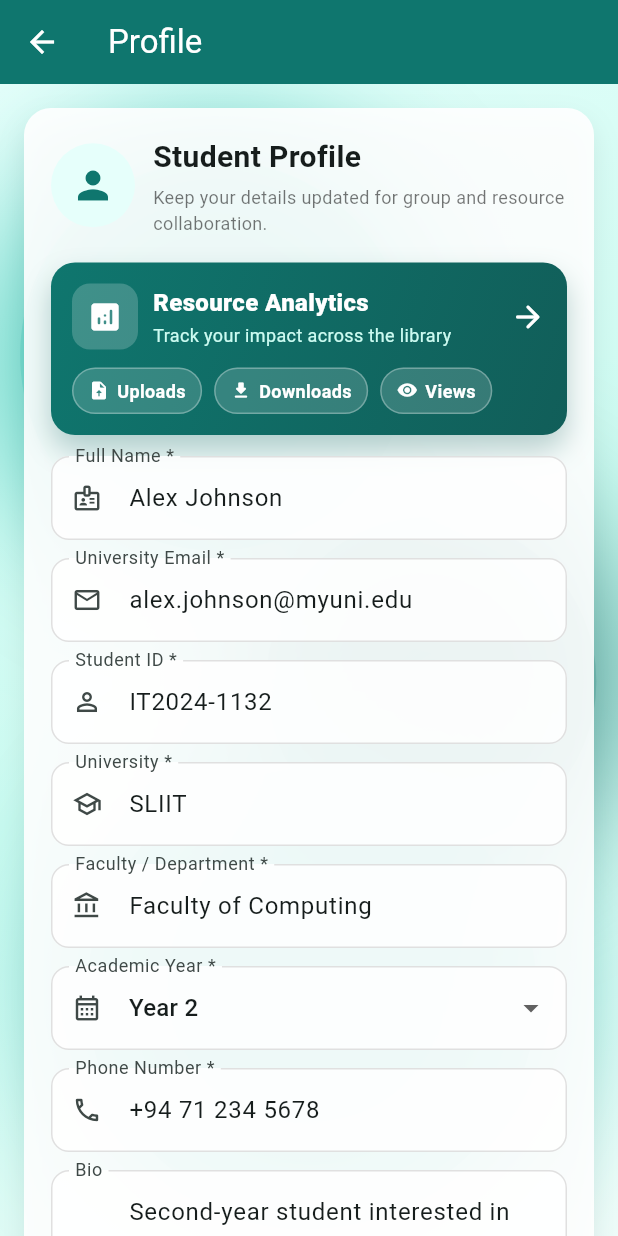
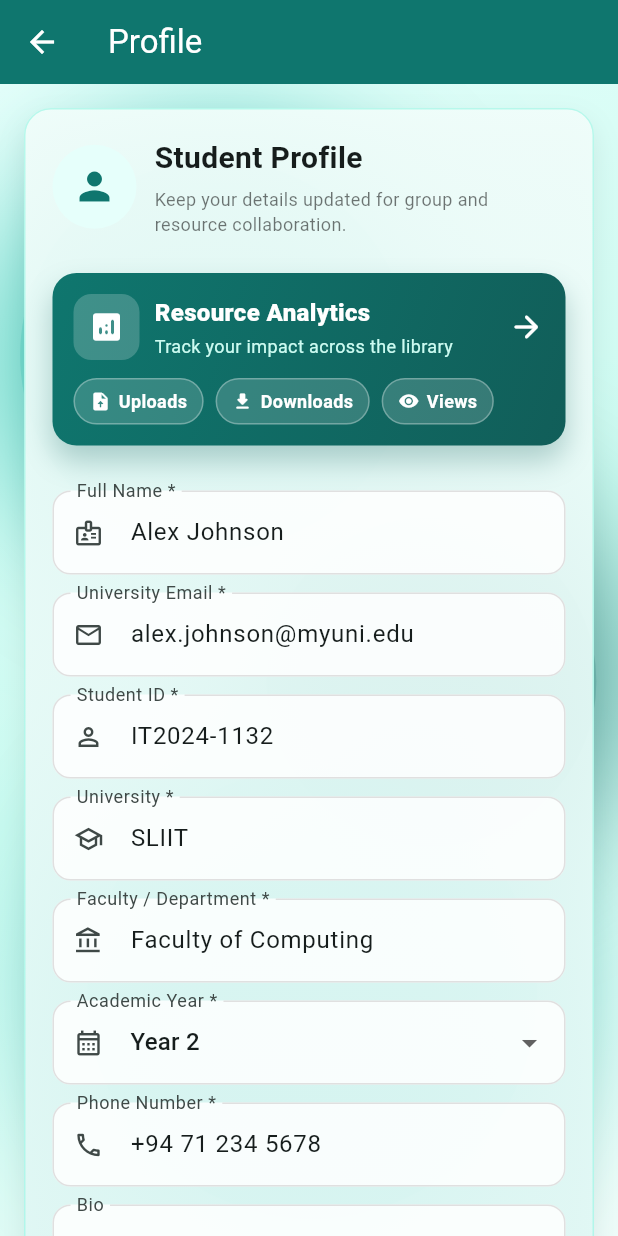
Before and after one commit to Sherin1229/UniBuddy-Mobile-App, a Flutter app: the ProfilePage screen opened directly, on a phone screen of 412 x 824 dp. Run offline on Flutter 3.47's test engine with Material 3 defaults, Android fonts, the phone set to English and light mode, and no system bars; our stand-ins replace cloud_firestore, file_picker; accounts and stored records are empty.

Commit message:
Edited UI in profile page

```diff
--- a/lib/features/profile/presentation/pages/profile_page.dart
+++ b/lib/features/profile/presentation/pages/profile_page.dart
@@ -98,8 +98,18 @@ class _ProfilePageState extends State<ProfilePage> {
               child: Container(
                 padding: const EdgeInsets.all(18),
                 decoration: BoxDecoration(
-                  color: Colors.white.withOpacity(0.9),
+                  gradient: LinearGradient(
+                    colors: [
+                      const Color(0xFFF0FDFA).withOpacity(0.95),
+                      const Color(0xFFDDF7F4).withOpacity(0.9),
+                    ],
+                    begin: Alignment.topCenter,
+                    end: Alignment.bottomCenter,
+                  ),
                   borderRadius: BorderRadius.circular(18),
+                  border: Border.all(
+                    color: const Color(0xFF99F6E4).withOpacity(0.65),
+                  ),
                   boxShadow: [
                     BoxShadow(
                       color: Colors.black.withOpacity(0.08),
@@ -147,7 +157,7 @@ class _ProfilePageState extends State<ProfilePage> {
                         ),
                       ],
                     ),
-                    const SizedBox(height: 18),
+                    const SizedBox(height: 24),
                     InkWell(
                       borderRadius: BorderRadius.circular(16),
                       onTap: () {
@@ -245,7 +255,7 @@ class _ProfilePageState extends State<ProfilePage> {
                         ),
                       ),
                     ),
-                    const SizedBox(height: 14),
+                    const SizedBox(height: 30),
                     _buildField(
                       controller: _fullNameController,
                       label: 'Full Name *',
```
